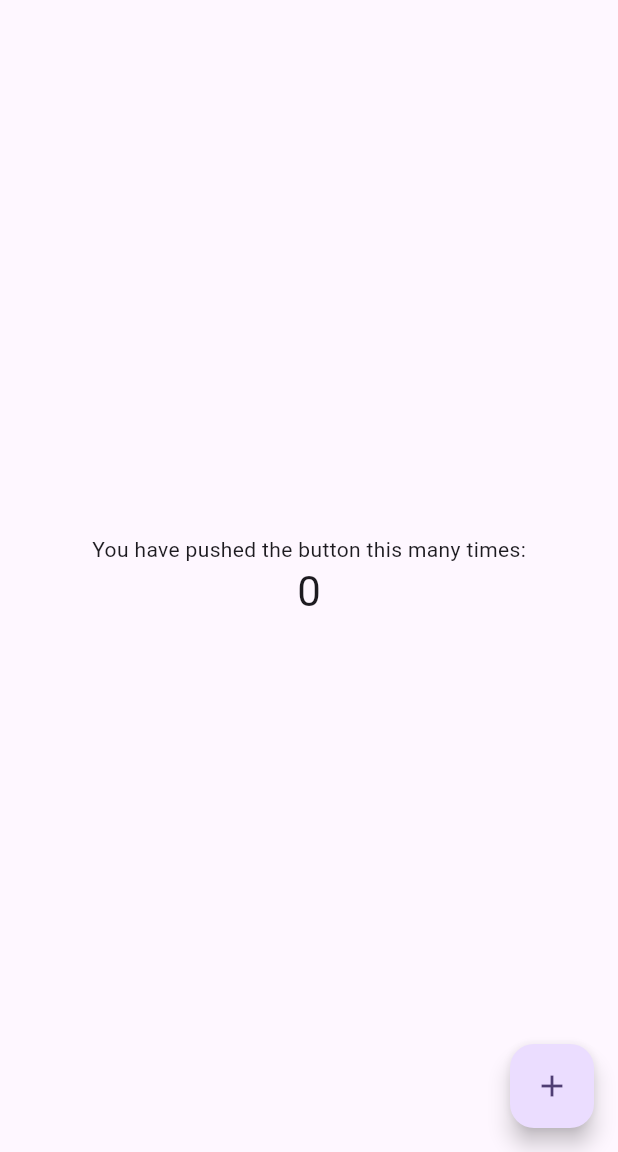
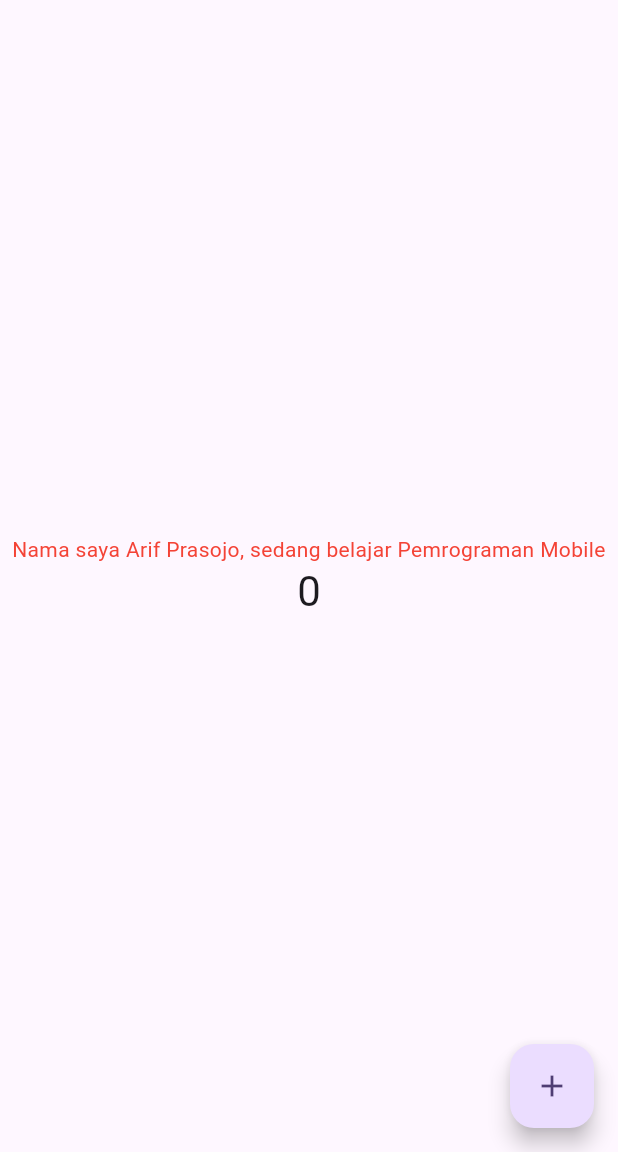
Before and after one commit to ArifPrasojo/flutter-fundamental-part1, a Flutter app: the screen it shows after launch, on a phone screen of 412 x 824 dp, the part 84-1236 px from its top. Run offline on Flutter 3.47's test engine with Material 3 defaults, Android fonts, the phone set to English and light mode, and no system bars.

Commit message:
Langkah 1: Text Widget

```diff
--- /dev/null
+++ b/lib/basic_widgets/text_widget.dart
@@ -0,0 +1,13 @@
+import 'package:flutter/material.dart';
+
+class MyTextWidget extends StatelessWidget {
+  const MyTextWidget({Key? key}) : super(key: key);
+
+  @override
+  Widget build(BuildContext context) {
+    return const Text(
+      "Nama saya Arif Prasojo, sedang belajar Pemrograman Mobile",
+      style: TextStyle(color: Colors.red, fontSize: 14),
+      textAlign: TextAlign.center);
+  }
+}
--- a/lib/main.dart
+++ b/lib/main.dart
@@ -1,4 +1,5 @@
 import 'package:flutter/material.dart';
+import 'package:hello_world/basic_widgets/text_widget.dart';
 
 void main() {
   runApp(const MyApp());
@@ -13,41 +14,17 @@ class MyApp extends StatelessWidget {
     return MaterialApp(
       title: 'Flutter Demo',
       theme: ThemeData(
-        // This is the theme of your application.
-        //
-        // TRY THIS: Try running your application with "flutter run". You'll see
-        // the application has a purple toolbar. Then, without quitting the app,
-        // try changing the seedColor in the colorScheme below to Colors.green
-        // and then invoke "hot reload" (save your changes or press the "hot
-        // reload" button in a Flutter-supported IDE, or press "r" if you used
-        // the command line to start the app).
-        //
-        // Notice that the counter didn't reset back to zero; the application
-        // state is not lost during the reload. To reset the state, use hot
-        // restart instead.
-        //
-        // This works for code too, not just values: Most code changes can be
-        // tested with just a hot reload.
         colorScheme: ColorScheme.fromSeed(seedColor: Colors.deepPurple),
         useMaterial3: true,
       ),
       home: const MyHomePage(title: 'Flutter Demo Home Page'),
+
     );
   }
 }
 
 class MyHomePage extends StatefulWidget {
   const MyHomePage({super.key, required this.title});
-
-  // This widget is the home page of your application. It is stateful, meaning
-  // that it has a State object (defined below) that contains fields that affect
-  // how it looks.
-
-  // This class is the configuration for the state. It holds the values (in this
-  // case the title) provided by the parent (in this case the App widget) and
-  // used by the build method of the State. Fields in a Widget subclass are
-  // always marked "final".
-
   final String title;
 
   @override
@@ -59,55 +36,22 @@ class _MyHomePageState extends State<MyHomePage> {
 
   void _incrementCounter() {
     setState(() {
-      // This call to setState tells the Flutter framework that something has
-      // changed in this State, which causes it to rerun the build method below
-      // so that the display can reflect the updated values. If we changed
-      // _counter without calling setState(), then the build method would not be
-      // called again, and so nothing would appear to happen.
       _counter++;
     });
   }
 
-  @override
+ @override
   Widget build(BuildContext context) {
-    // This method is rerun every time setState is called, for instance as done
-    // by the _incrementCounter method above.
-    //
-    // The Flutter framework has been optimized to make rerunning build methods
-    // fast, so that you can just rebuild anything that needs updating rather
-    // than having to individually change instances of widgets.
     return Scaffold(
       appBar: AppBar(
-        // TRY THIS: Try changing the color here to a specific color (to
-        // Colors.amber, perhaps?) and trigger a hot reload to see the AppBar
-        // change color while the other colors stay the same.
         backgroundColor: Theme.of(context).colorScheme.inversePrimary,
-        // Here we take the value from the MyHomePage object that was created by
-        // the App.build method, and use it to set our appbar title.
         title: Text(widget.title),
       ),
       body: Center(
-        // Center is a layout widget. It takes a single child and positions it
-        // in the middle of the parent.
         child: Column(
-          // Column is also a layout widget. It takes a list of children and
-          // arranges them vertically. By default, it sizes itself to fit its
-          // children horizontally, and tries to be as tall as its parent.
-          //
-          // Column has various properties to control how it sizes itself and
-          // how it positions its children. Here we use mainAxisAlignment to
-          // center the children vertically; the main axis here is the vertical
-          // axis because Columns are vertical (the cross axis would be
-          // horizontal).
-          //
-          // TRY THIS: Invoke "debug painting" (choose the "Toggle Debug Paint"
-          // action in the IDE, or press "p" in the console), to see the
-          // wireframe for each widget.
           mainAxisAlignment: MainAxisAlignment.center,
           children: <Widget>[
-            const Text(
-              'You have pushed the button this many times:',
-            ),
+            MyTextWidget(),  // Menggunakan MyTextWidget dari text_widget.dart
             Text(
               '$_counter',
               style: Theme.of(context).textTheme.headlineMedium,
@@ -119,7 +63,7 @@ class _MyHomePageState extends State<MyHomePage> {
         onPressed: _incrementCounter,
         tooltip: 'Increment',
         child: const Icon(Icons.add),
-      ), // This trailing comma makes auto-formatting nicer for build methods.
+      ),
     );
   }
 }
```
Also changed, not shown: images/01.png (added), images/02.png (added).
